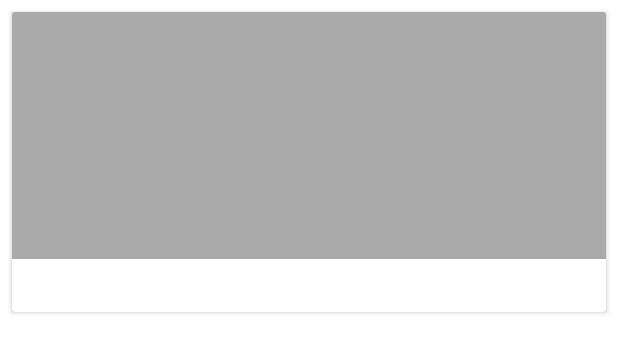
After one commit to Neronent/Lab5-6, an Android app: the layout item_shimmel.xml on its own in the app's theme, with its tools: preview values and no code run, on a phone screen of 412 x 824 dp. The commit adds this screen. Shown: the top 353 px of the screen. Run offline under Robolectric (Android 15) with nearby library versions, the phone set to English and light mode, and no system bars.

Commit message:
se agrego el progress bar de una manera profesional uwu onichan nya

```diff
--- a/app/build.gradle
+++ b/app/build.gradle
@@ -69,6 +69,9 @@ dependencies {
     androidTestImplementation 'androidx.test.ext:junit:1.1.3'
     androidTestImplementation 'androidx.test.espresso:espresso-core:3.4.0'
 
+    //Shimmer
+    implementation 'com.facebook.shimmer:shimmer:0.5.0'
+
     // Live Data y ViewModel
     implementation 'androidx.lifecycle:lifecycle-viewmodel-ktx:2.4.1'
     implementation 'androidx.lifecycle:lifecycle-extensions:2.2.0'
--- a/app/src/main/java/com/example/animenic/view/CreadorFragment.kt
+++ b/app/src/main/java/com/example/animenic/view/CreadorFragment.kt
@@ -60,7 +60,7 @@ class CreadorFragment : Fragment(), AnimeInterface {
     override fun onAnimeClicked(anime: Anime, position: Int) {}
 
     override fun onCreatorClicked(creador: Creadores, position: Int) {
-        val bundle = bundleOf("Creadores" to creador)
+        val bundle = bundleOf("Creador" to creador)
         NavHostFragment.findNavController(this).navigate(R.id.detailCreatorFragment, bundle)
     }
 
--- a/app/src/main/java/com/example/animenic/view/EventoFragment.kt
+++ b/app/src/main/java/com/example/animenic/view/EventoFragment.kt
@@ -61,12 +61,11 @@ class EventoFragment : Fragment(), AnimeInterface {
         })
     }
 
-
     override fun onAnimeClicked(anime: Anime, position: Int) {}
     override fun onCreatorClicked(creador: Creadores, position: Int) {}
     override fun onEventClicked(evento: Evento, position: Int) {
 
-        val bundle = bundleOf("Eventos" to evento)
+        val bundle = bundleOf("Evento" to evento)
 
         //Cuando de click lo manda a eventoubicacion fragment
         NavHostFragment.findNavController(this).navigate(R.id.eventoUbicacionFragment, bundle)
--- /dev/null
+++ b/app/src/main/res/layout/item_shimmel.xml
@@ -0,0 +1,41 @@
+<?xml version="1.0" encoding="utf-8"?>
+<androidx.cardview.widget.CardView
+    xmlns:android="http://schemas.android.com/apk/res/android"
+    android:layout_width="match_parent"
+    android:layout_height="@dimen/alto7"
+    xmlns:app="http://schemas.android.com/apk/res-auto"
+    android:layout_marginTop="@dimen/common_padding_min"
+    android:layout_marginHorizontal="@dimen/common_padding_min">
+
+    <androidx.constraintlayout.widget.ConstraintLayout
+        android:layout_width="match_parent"
+        android:layout_height="match_parent">
+
+        <ImageView
+            android:id="@+id/imgFotoEvento"
+            android:layout_width="0dp"
+            android:layout_height="0dp"
+            android:contentDescription="@string/description_img_foto"
+            android:background="@android:color/darker_gray"
+            app:layout_constraintStart_toStartOf="parent"
+            app:layout_constraintEnd_toEndOf="parent"
+            app:layout_constraintTop_toTopOf="parent"
+            app:layout_constraintBottom_toBottomOf="parent"/>
+
+        <TextView
+            android:id="@+id/tvNombreEvento"
+            android:layout_width="0dp"
+            android:layout_height="wrap_content"
+            android:textAppearance="?attr/textAppearanceBody2"
+            android:maxLines="1"
+            android:ellipsize="end"
+            android:padding="@dimen/common_padding_min"
+            android:background="@color/white"
+            app:layout_constraintStart_toStartOf="parent"
+            app:layout_constraintEnd_toEndOf="parent"
+            app:layout_constraintBottom_toBottomOf="parent"/>
+
+
+    </androidx.constraintlayout.widget.ConstraintLayout>
+
+</androidx.cardview.widget.CardView>
```
Also changed, not shown: app/src/main/java/com/example/animenic/view/AnimeFragment.kt (+8 -1 lines), app/src/main/java/com/example/animenic/view/DetailAnimeFragment.kt (+15 -0 lines), app/src/main/res/layout/fragment_anime.xml (+28 -3 lines).
